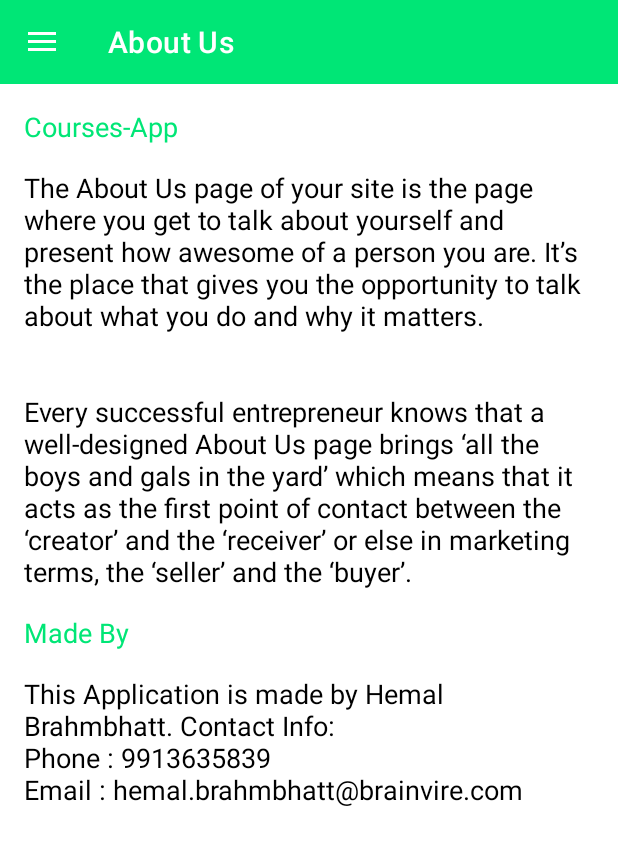
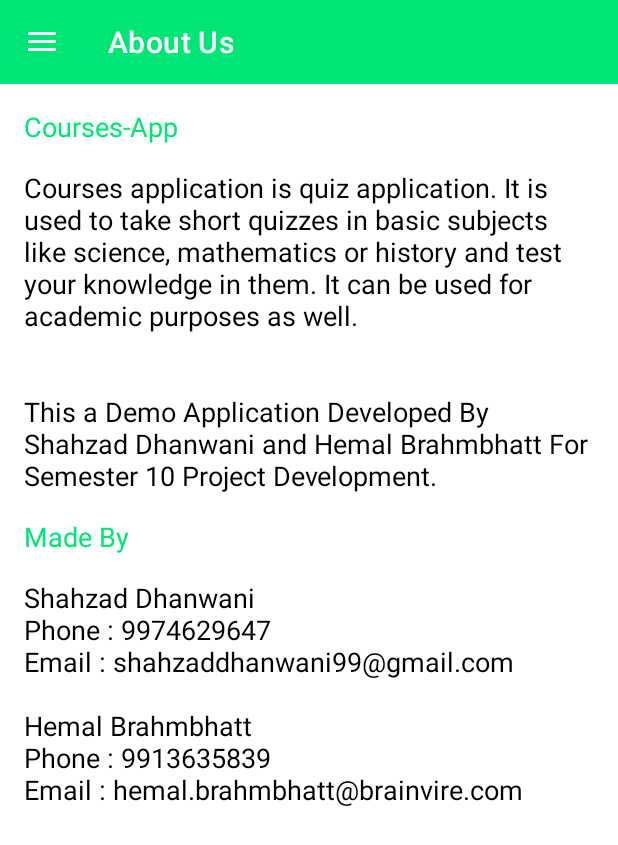
Before and after one commit to HemalBrahmbhatt/Courses-App, an Android app: the AboutFragment screen opened through its navigation route, on a phone screen of 412 x 824 dp. Shown: the top 845 px of the screen. Run offline under Robolectric (Android 15) with nearby library versions, the phone set to English and light mode, and no system bars; our stand-ins replace Dagger/Hilt's generated code, Firebase (no records; nobody signed in at launch, a user with empty details on screens opened directly), data binding, navigation-ui; pictures from the network do not load.

Commit message:
update 4

```diff
--- a/app/src/main/res/layout/fragment_about.xml
+++ b/app/src/main/res/layout/fragment_about.xml
@@ -15,8 +15,8 @@
             android:layout_height="wrap_content"
             android:layout_margin="@dimen/view_margin"
             android:text="@string/app_name"
-        android:textSize="@dimen/txt_size"
-        android:textColor="@color/primaryColor"/>
+            android:textColor="@color/primaryColor"
+            android:textSize="@dimen/txt_size" />
 
         <com.google.android.material.textview.MaterialTextView
             android:id="@+id/txt_about_des"
@@ -33,11 +33,12 @@
             android:id="@+id/txt_made"
             android:layout_width="wrap_content"
             android:layout_height="wrap_content"
+            android:layout_below="@id/txt_about_des"
             android:layout_margin="@dimen/view_margin"
             android:text="@string/made_by"
-            android:textSize="@dimen/txt_size"
             android:textColor="@color/primaryColor"
-            android:layout_below="@id/txt_about_des"/>
+            android:textSize="@dimen/txt_size" />
+
         <com.google.android.material.textview.MaterialTextView
             android:id="@+id/txt_made_des"
             android:layout_width="match_parent"
--- a/app/src/main/res/layout/question_item.xml
+++ b/app/src/main/res/layout/question_item.xml
@@ -112,7 +112,8 @@
                     android:gravity="center"
                     android:text="@string/previous"
                     app:cornerRadius="@dimen/btn_radius"
-                    app:icon="@drawable/ic_back" />
+                    app:icon="@drawable/ic_back"
+                    app:iconGravity="top" />
 
                 <com.google.android.material.button.MaterialButton
                     android:id="@+id/btn_next_item"
@@ -124,7 +125,7 @@
                     android:text="@string/next"
                     app:cornerRadius="@dimen/btn_radius"
                     app:icon="@drawable/ic_next"
-                    app:iconGravity="end" />
+                    app:iconGravity="top" />
             </LinearLayout>
         </RelativeLayout>
 
--- a/app/src/main/res/values/strings.xml
+++ b/app/src/main/res/values/strings.xml
@@ -95,12 +95,13 @@
     <string name="email_address">Email Address</string>
     <string name="user_pref">UserPref</string>
     <string name="is_logged_in">isLoggedIn</string>
-    <string name="about_us_des">The About Us page of your site is the page where you get to talk
-        about yourself and present how awesome of a person you are. It’s the place that gives you
-        the opportunity to talk about what you do and why it matters.
-\n\n\nEvery successful entrepreneur knows that a well-designed About Us page brings ‘all the boys
-        and gals in the yard’ which means that it acts as the first point of contact between the ‘creator’
-        and the ‘receiver’ or else in marketing terms, the ‘seller’ and the ‘buyer’.</string>
+    <string name="about_us_des">Courses application is quiz application.
+        It is used to take short quizzes in basic subjects like science,
+        mathematics or history and test your knowledge in them.
+        It can be used for academic purposes as well.
+        \n\n\nThis a Demo Application Developed
+        By Shahzad Dhanwani and Hemal Brahmbhatt For Semester 10 Project Development.
+    </string>
     <string name="option_a">option a</string>
     <string name="option_b">option b</string>
     <string name="option_c">option c</string>
@@ -114,7 +115,7 @@
     <string name="submit_all_ans">Please Submit All The Answers</string>
     <string name="show_result">Show Result</string>
     <string name="made_by">Made By</string>
-    <string name="this_application_is_made_by">This Application is made by Hemal Brahmbhatt. Contact Info: \nPhone : 9913635839\nEmail : hemal.brahmbhatt@brainvire.com</string>
+    <string name="this_application_is_made_by">Shahzad Dhanwani \nPhone : 9974629647 \nEmail : shahzaddhanwani99@gmail.com \n\nHemal Brahmbhatt \nPhone : 9913635839\nEmail : hemal.brahmbhatt@brainvire.com</string>
     <string name="retry">Retry</string>
     <string name="leave_test_msg">Are You Sure Do You Want to Leave The Test ?</string>
     <string name="leave_test">Leave The Test</string>
```
Lines whose indentation alone changed are shown as unchanged.
